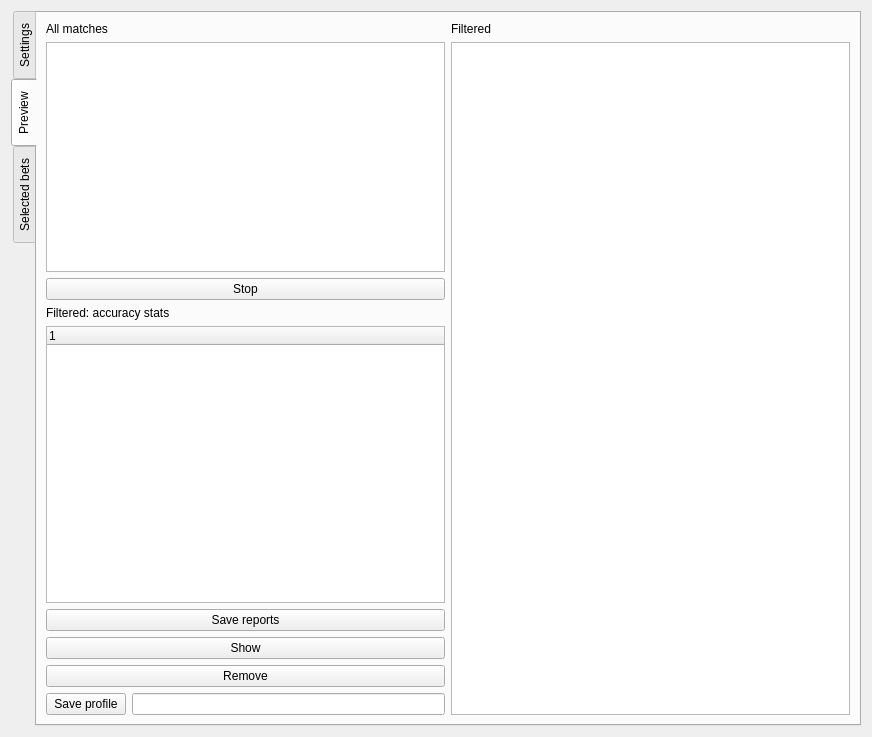
jacek-markowski/BetBoy, file data/ui/simulator.ui: the form before one commit.
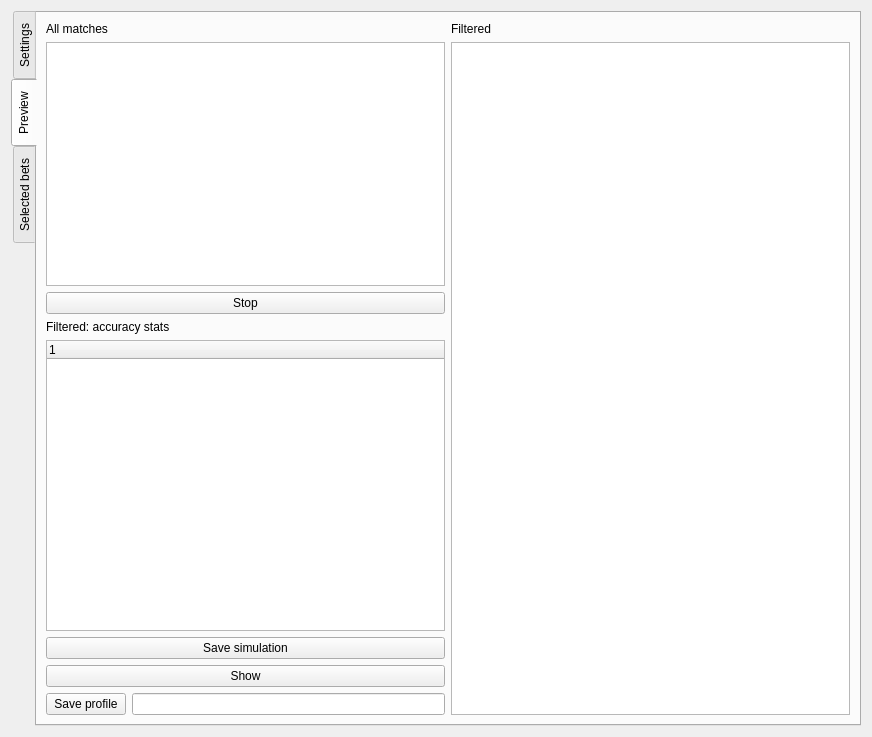
The form after the commit. The open tabs and pages were chosen to show the change. Icons and pictures are not drawn.

What changed in the file:
```diff
--- a/data/ui/simulator.ui
+++ b/data/ui/simulator.ui
@@ -16,6 +16,9 @@
   <layout class="QHBoxLayout" name="horizontalLayout_11">
    <item>
     <widget class="QTabWidget" name="tabWidget">
+     <property name="enabled">
+      <bool>true</bool>
+     </property>
      <property name="tabPosition">
       <enum>QTabWidget::West</enum>
      </property>
@@ -5739,7 +5742,7 @@
              <item>
               <widget class="QPushButton" name="button_save_reports">
                <property name="text">
-                <string>Save reports</string>
+                <string>Save simulation</string>
                </property>
                <property name="icon">
                 <iconset resource="../icons/icons.qrc">
@@ -5762,17 +5765,6 @@
                    </property>
                   </widget>
                  </item>
-                 <item>
-                  <widget class="QPushButton" name="button_preview_remove">
-                   <property name="text">
-                    <string>Remove</string>
-                   </property>
-                   <property name="icon">
-                    <iconset resource="../icons/icons.qrc">
-                     <normaloff>:/actions/actions/edit_remove.png</normaloff>:/actions/actions/edit_remove.png</iconset>
-                   </property>
-                  </widget>
-                 </item>
                 </layout>
                </item>
                <item>
```
